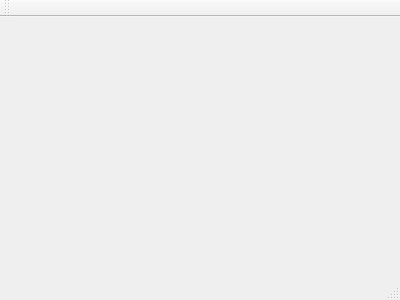
Qt form mainwindow.ui (chris-hydon/cpex) before a commit.
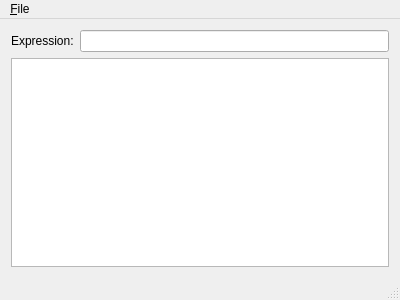
The same form after that commit. Custom widgets are drawn as their Qt base class.

```diff
--- a/mainwindow.ui
+++ b/mainwindow.ui
@@ -12,13 +12,62 @@
   <property name="windowTitle" >
    <string>MainWindow</string>
   </property>
-  <widget class="QMenuBar" name="menuBar" />
-  <widget class="QToolBar" name="mainToolBar" />
-  <widget class="QWidget" name="centralWidget" />
-  <widget class="QStatusBar" name="statusBar" />
+  <widget class="QWidget" name="centralWidget">
+   <layout class="QGridLayout" name="gridLayout">
+    <item row="0" column="0">
+     <layout class="QHBoxLayout" name="horizontalLayout">
+      <item>
+       <widget class="QLabel" name="qlbExpression">
+        <property name="text">
+         <string>Expression:</string>
+        </property>
+       </widget>
+      </item>
+      <item>
+       <widget class="QLineEdit" name="qleExpression"/>
+      </item>
+     </layout>
+    </item>
+    <item row="1" column="0">
+     <widget class="ProcessTree" name="qtvExplorer"/>
+    </item>
+   </layout>
+  </widget>
+  <widget class="QMenuBar" name="qmbMenu">
+   <property name="geometry">
+    <rect>
+     <x>0</x>
+     <y>0</y>
+     <width>400</width>
+     <height>23</height>
+    </rect>
+   </property>
+   <widget class="QMenu" name="qmmFile">
+    <property name="title">
+     <string>&amp;File</string>
+    </property>
+    <addaction name="qmaOpen"/>
+   </widget>
+   <addaction name="qmmFile"/>
+  </widget>
+  <widget class="QStatusBar" name="qsbStatus"/>
+  <action name="qmaOpen">
+   <property name="text">
+    <string>&amp;Open</string>
+   </property>
+  </action>
  </widget>
- <layoutDefault spacing="6" margin="11" />
- <pixmapfunction></pixmapfunction>
+ <layoutdefault spacing="6" margin="11"/>
+ <customwidgets>
+  <customwidget>
+   <class>ProcessTree</class>
+   <extends>QTreeView</extends>
+   <header>widget/processtree.h</header>
+   <slots>
+    <slot>loadInitialState()</slot>
+   </slots>
+  </customwidget>
+ </customwidgets>
  <resources/>
  <connections/>
 </ui>
```
Left out of the diff: 47 changed lines with no effect on the pictures.
